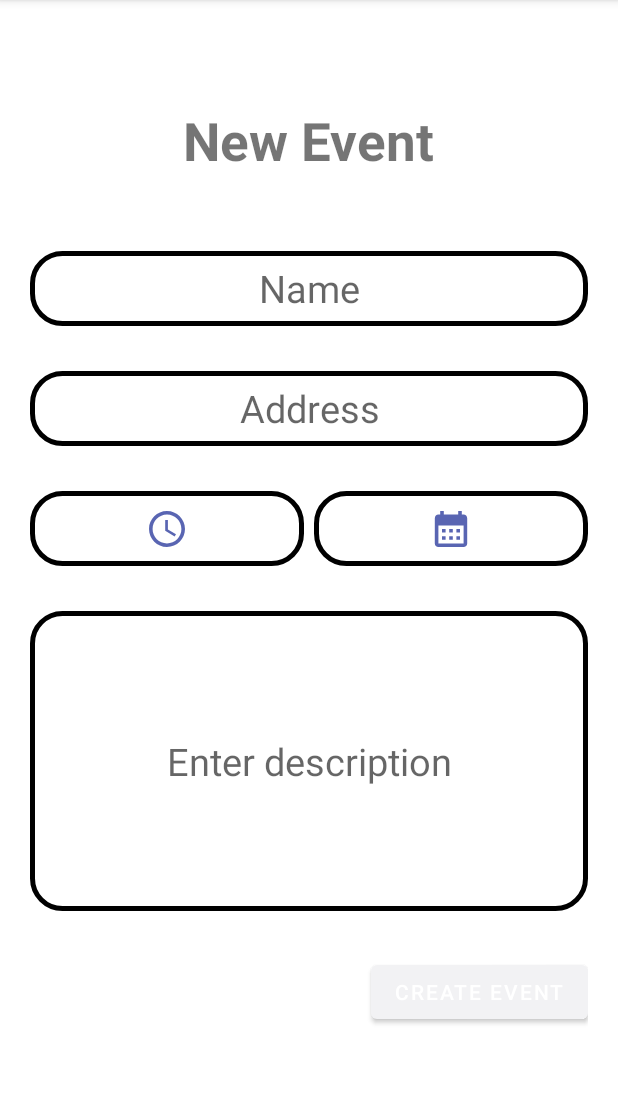
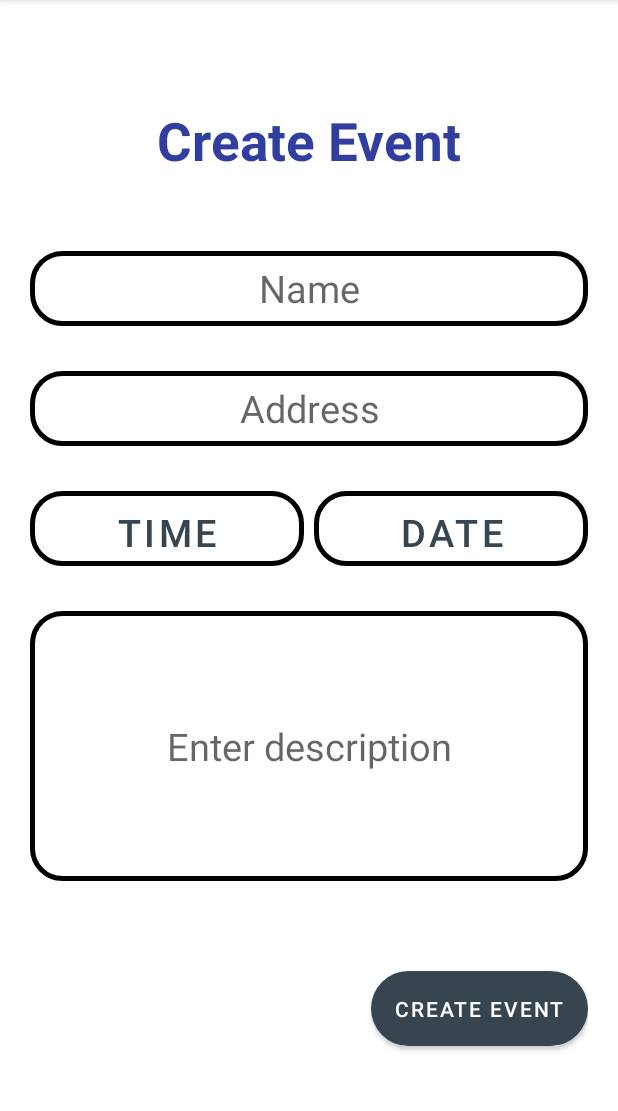
Before and after one commit to LTShrub/CSCE4623-Fayettefun, an Android app: the CreateEvent screen opened directly, with no data from a screen before it, on a phone screen of 412 x 824 dp, the part 84-1195 px from its top. Run offline under Robolectric (Android 15) with nearby library versions, the phone set to English and light mode, and no system bars.

Commit message:
Finished Create Event UI

```diff
--- a/app/src/main/java/com/example/fayettefun/View/CreateEvent.kt
+++ b/app/src/main/java/com/example/fayettefun/View/CreateEvent.kt
@@ -1,21 +1,64 @@
 package com.example.fayettefun.View
 
+import android.app.DatePickerDialog
+import android.app.TimePickerDialog
 import androidx.appcompat.app.AppCompatActivity
 import android.os.Bundle
+import android.widget.Button
 import android.widget.EditText
+import android.widget.ImageButton
 import com.example.fayettefun.R
+import java.util.Calendar
 
 class CreateEvent : AppCompatActivity() {
 
     // Instance variables
     private lateinit var nameEvent: EditText
+    private lateinit var address: EditText
+    private lateinit var timeEvent: Button
+    private lateinit var dateEvent: Button
     private lateinit var descriptionEvent: EditText
-    private lateinit var dateEvent: EditText
-    private lateinit var timeEvent: EditText
-    private lateinit var address: EditText
 
     override fun onCreate(savedInstanceState: Bundle?) {
         super.onCreate(savedInstanceState)
         setContentView(R.layout.activity_create_event)
+
+        // Initialize components
+        nameEvent = findViewById(R.id.event_name)
+        address = findViewById(R.id.event_address)
+        timeEvent = findViewById(R.id.event_time)
+        dateEvent = findViewById(R.id.event_date)
+        descriptionEvent = findViewById(R.id.event_description)
+
+        // Button methods
+        timeEvent.setOnClickListener { // Used to get the current time(hour and minute) calling the Calendar class
+            val currentTime = Calendar.getInstance()
+            val currentHour = currentTime.get(Calendar.HOUR) // Current hour
+            val currentMinute = currentTime.get(Calendar.MINUTE) // Current min
+
+            // Set the data in the format (HH:MM)
+            TimePickerDialog(this, { _, hour, minute ->
+                timeEvent.text = "$hour:$minute"
+            }, currentHour, currentMinute, false).show()
+        }
+
+        dateEvent.setOnClickListener {  // Used to get the current data(month, day, year) calling the Calendar class
+            val currentDate = Calendar.getInstance()
+            val currentMonth = currentDate.get(Calendar.MONTH) // Current month
+            val currentDay = currentDate.get(Calendar.DAY_OF_MONTH) // Current day
+            val currentYear = currentDate.get(Calendar.YEAR) // Current year
+
+            DatePickerDialog(this, DatePickerDialog.OnDateSetListener { _, year, month, day ->
+                val formattedDate = String.format("%02d-%02d-%d", month + 1, day, year) // Sets the data in the format (MM:DD:YYYY)
+                dateEvent.text = formattedDate
+            }, currentYear, currentMonth, currentDay).show()
+        }
+
     }
+
+    // This method will get the address entered by the user and will transform it to a geolocation
+    private fun setAddress(){
+
+    }
+
 }
--- a/app/src/main/res/drawable/oval_button_pressed.xml
+++ b/app/src/main/res/drawable/oval_button_pressed.xml
@@ -1,5 +1,5 @@
 <?xml version="1.0" encoding="utf-8"?>
 <shape xmlns:android="http://schemas.android.com/apk/res/android" android:shape="rectangle">
     <corners android:radius="20dp"/>
-    <stroke android:width="3dp" android:color="@color/colorPrimary"/>
+    <stroke android:width="3dp" android:color="@color/blue"/>
 </shape>
--- a/app/src/main/res/layout/activity_create_event.xml
+++ b/app/src/main/res/layout/activity_create_event.xml
@@ -12,9 +12,10 @@
     <TextView
         android:layout_width="wrap_content"
         android:layout_height="wrap_content"
-        android:text="New Event"
+        android:text="Create Event"
         android:textStyle="bold"
         android:textSize="35sp"
+        android:textColor="#303F9F"
         android:layout_gravity="center"
         android:layout_marginTop="50dp"
         android:layout_marginBottom="50dp"/>
@@ -44,7 +45,7 @@
         android:layout_height="wrap_content"
         android:orientation="horizontal">
 
-        <ImageButton
+        <Button
             android:id="@+id/event_time"
             android:layout_width="0dp"
             android:layout_height="50dp"
@@ -52,11 +53,13 @@
             android:layout_marginBottom="30dp"
             android:layout_marginRight="3dp"
             style="@style/OvalButtons"
-            app:srcCompat="@drawable/time_icon"
+            android:contentDescription="Select Time"
             android:textAlignment="center"
-            android:textSize="25sp" />
+            android:textSize="25sp"
+            android:text="Time"
+            android:textColor="@color/charcoal"/>
 
-        <ImageButton
+        <Button
             android:id="@+id/event_date"
             android:layout_width="0dp"
             android:layout_height="50dp"
@@ -64,25 +67,28 @@
             android:layout_marginBottom="30dp"
             android:layout_marginLeft="3dp"
             style="@style/OvalButtons"
-            app:srcCompat="@drawable/date_icon"
+            android:contentDescription="Select Date"
             android:textAlignment="center"
-            android:textSize="25sp" />
+            android:textSize="25sp"
+            android:text="Date"
+            android:textColor="@color/charcoal" />
     </LinearLayout>
 
     <EditText
         android:id="@+id/event_description"
         android:layout_width="match_parent"
-        android:layout_height="200dp"
+        android:layout_height="180dp"
         android:hint="Enter description"
         android:background="@drawable/oval_button_normal"
         android:textSize="25sp"
         android:textAlignment="center"
-        android:layout_marginBottom="30dp"/>
+        android:layout_marginBottom="60dp"/>
 
     <Button
         android:layout_width="wrap_content"
-        android:layout_height="wrap_content"
+        android:layout_height="50dp"
         android:text="Create Event"
-        android:layout_gravity="end"/>
+        style="@style/RoundButton"
+        android:layout_gravity="bottom|end"/>
 
 </LinearLayout>
--- a/app/src/main/res/values/colors.xml
+++ b/app/src/main/res/values/colors.xml
@@ -6,5 +6,6 @@
     <color name="charcoal">#36454F</color>
     <color name="black">#000000</color>
     <color name="white">#FFFFFF</color>
+    <color name="blue">#303F9F</color>
 
 </resources>
```
